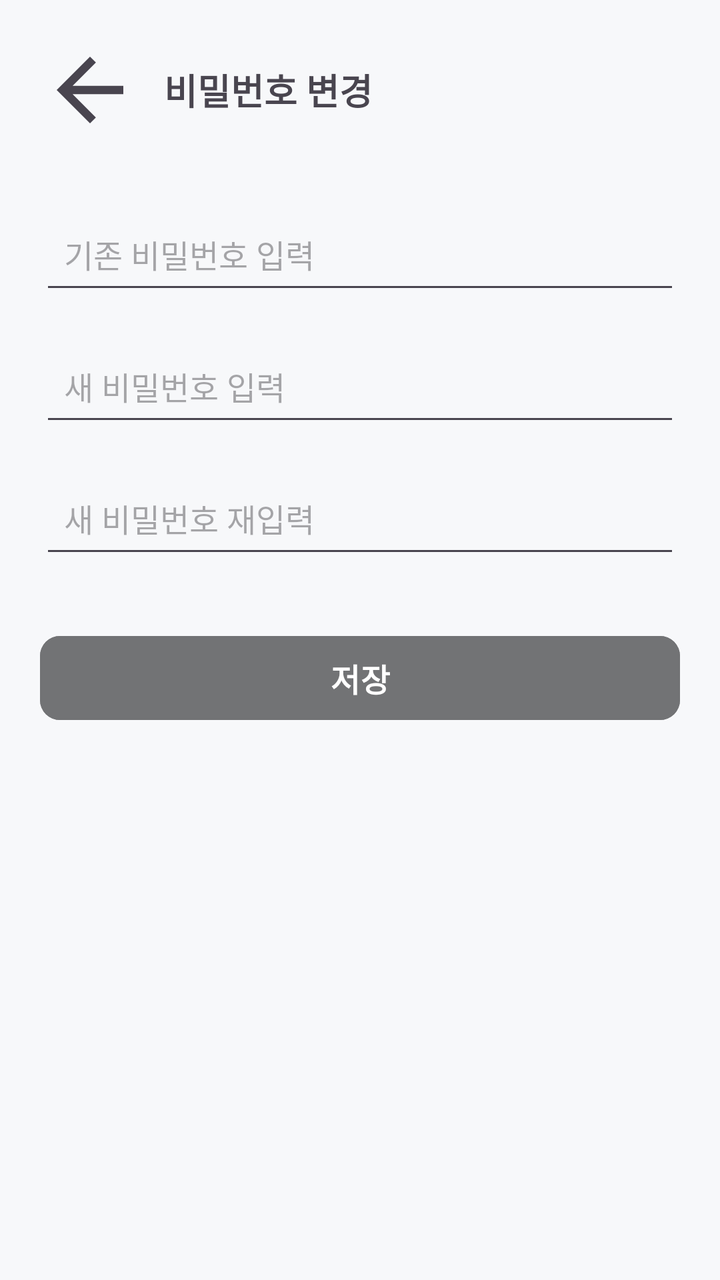
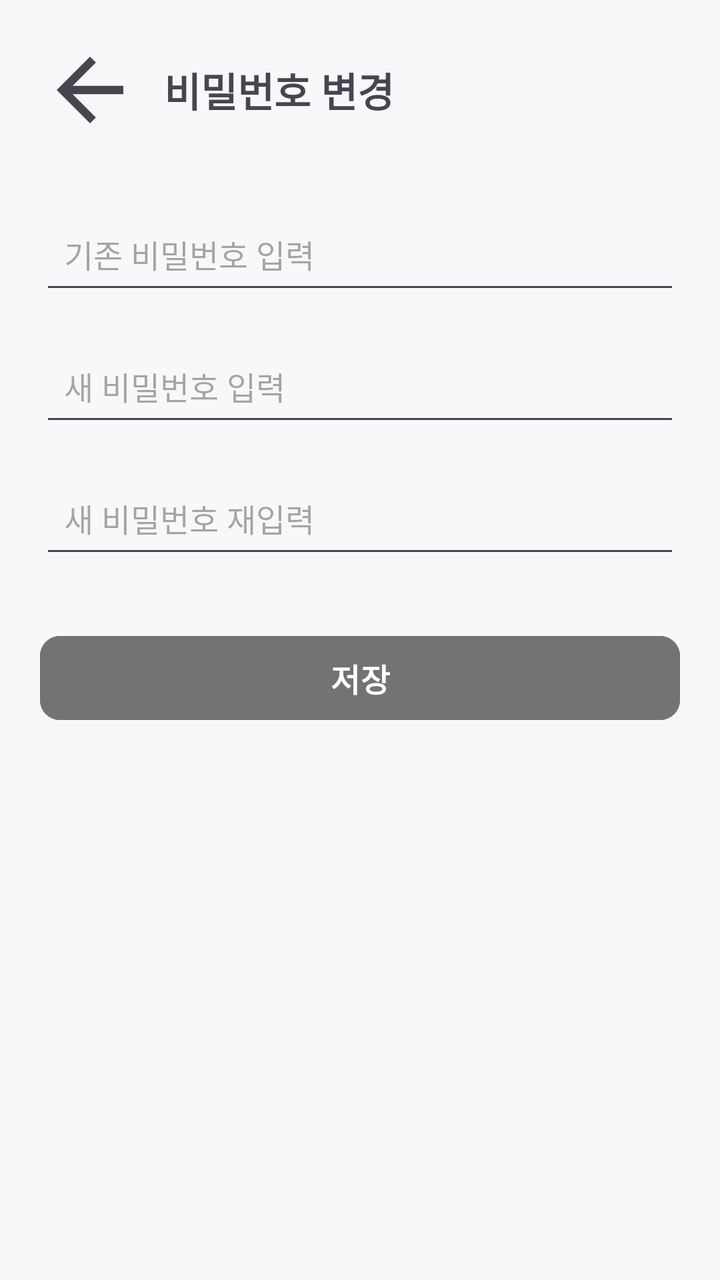

An Android layout rendered at two revisions. The XML below is the earlier revision; the diff shows what the commit changed to produce the second picture.
<!-- AndroidManifest.xml: application theme Theme.Lostfind -->
<!-- res/layout/activity_user_pw.xml -->
<?xml version="1.0" encoding="utf-8"?>
<LinearLayout xmlns:android="http://schemas.android.com/apk/res/android"
    android:layout_width="match_parent"
    android:layout_height="match_parent"
    xmlns:app="http://schemas.android.com/apk/res-auto"
    android:orientation="vertical"
    android:background="#F7F8FA"
    android:padding="20dp"
    android:id="@+id/main">

    
    <LinearLayout
        android:layout_width="match_parent"
        android:layout_height="wrap_content"
        android:orientation="horizontal"
        android:gravity="center_vertical"
        android:paddingBottom="16dp">

        <ImageButton
            android:id="@+id/btnBack"
            android:layout_width="50dp"
            android:layout_height="50dp"
            android:scaleType="centerCrop"
            android:src="@drawable/left_arrow"
            android:contentDescription="Back"
            android:background="?selectableItemBackgroundBorderless" />

        <TextView
            android:id="@+id/txtTitle"
            android:layout_width="wrap_content"
            android:layout_height="wrap_content"
            android:text="비밀번호 변경"
            android:textSize="18sp"
            android:textStyle="bold"
            android:layout_marginStart="12dp" />
    </LinearLayout>


    
    <EditText
        android:id="@+id/currentPasswordEditText"
        android:layout_width="match_parent"
        android:layout_height="50dp"
        android:hint="기존 비밀번호 입력"
        android:padding="12dp"
        android:textSize="16sp"
        android:layout_marginTop="16dp" />


    
    <EditText
        android:id="@+id/newPasswordEditText"
        android:layout_width="match_parent"
        android:layout_height="50dp"
        android:hint="새 비밀번호 입력"
        android:padding="12dp"
        android:textSize="16sp"
        android:layout_marginTop="16dp" />

    <EditText
        android:id="@+id/confirmPasswordEditText"
        android:layout_width="match_parent"
        android:layout_height="50dp"
        android:hint="새 비밀번호 재입력"
        android:padding="12dp"
        android:textSize="16sp"
        android:layout_marginTop="16dp" />


    
    <Button
        android:id="@+id/btnSaveName"
        android:layout_width="match_parent"
        android:layout_height="50dp"
        android:text="저장"
        android:textSize="16sp"
        android:textStyle="bold"
        android:textColor="#FFFFFF"
        android:layout_marginTop="30dp"
        app:cornerRadius="10dp"
        android:backgroundTint="@color/gray"/>

</LinearLayout>
<!-- resources referenced by this layout -->
<resources>
  <color name="gray">#727375</color>
  <!-- drawable left_arrow (drawable) -->
  <?xml version="1.0" encoding="utf-8"?>
  <vector xmlns:android="http://schemas.android.com/apk/res/android"
      android:width="24dp"
      android:height="24dp"
      android:viewportWidth="24"
      android:viewportHeight="24"
      android:tint="?attr/colorControlNormal">  
  
      
      <path
          android:fillColor="@android:color/white"
          android:pathData="M20,11H7.83l5.59,-5.59L12,4l-8,8 8,8 1.41,-1.41L7.83,13H20v-2z"/>
  </vector>
  <style name="Theme.Lostfind" parent="Base.Theme.Lostfind" />
  <style name="Base.Theme.Lostfind" parent="Theme.Material3.DayNight.NoActionBar">
          
          
      </style>
</resources>

<!-- the commit's change to res/layout/activity_user_pw.xml (unified diff, before → after) -->
@@ -30,7 +30,7 @@
             android:layout_width="wrap_content"
             android:layout_height="wrap_content"
             android:text="비밀번호 변경"
-            android:textSize="18sp"
+            android:textSize="20sp"
             android:textStyle="bold"
             android:layout_marginStart="12dp" />
     </LinearLayout>
